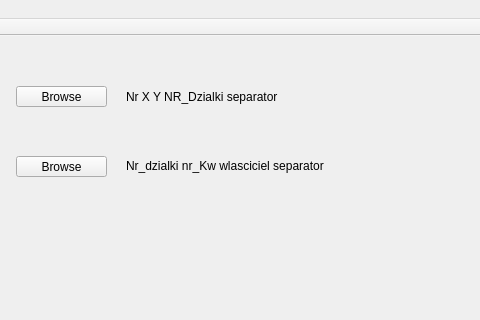
Old version of the form mainwindow.ui in the repository pawjasinski/generator_par_dzialek; both pictures show x 704 to 1184 and y 0 to 320 of the 1184 by 563 pixel window.
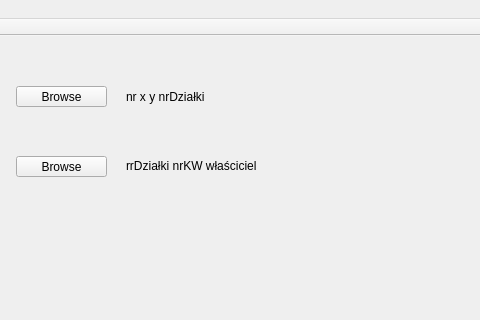
New version of the form.

Commit message: Change some texts, add help window

What changed in the file:
```diff
--- a/mainwindow.ui
+++ b/mainwindow.ui
@@ -119,7 +119,7 @@
      </rect>
     </property>
     <property name="text">
-     <string>Nr X Y NR_Dzialki separator &lt;tab&gt;</string>
+     <string>nr x y nrDziałki</string>
     </property>
    </widget>
    <widget class="QLabel" name="label_5">
@@ -132,7 +132,7 @@
      </rect>
     </property>
     <property name="text">
-     <string>Nr_dzialki nr_Kw wlasciciel separator &lt;tab&gt;</string>
+     <string>rrDziałki nrKW właściciel</string>
     </property>
    </widget>
   </widget>
```
Left out of the diff: 6 changed lines with no effect on the pictures. The commit also changes 4 other files.
